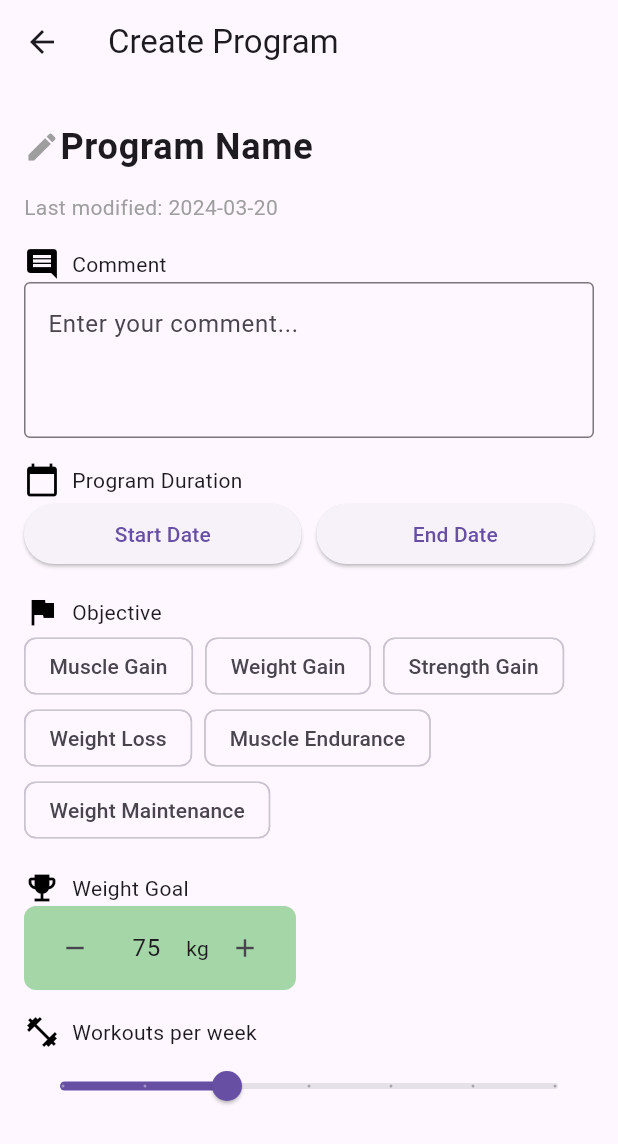
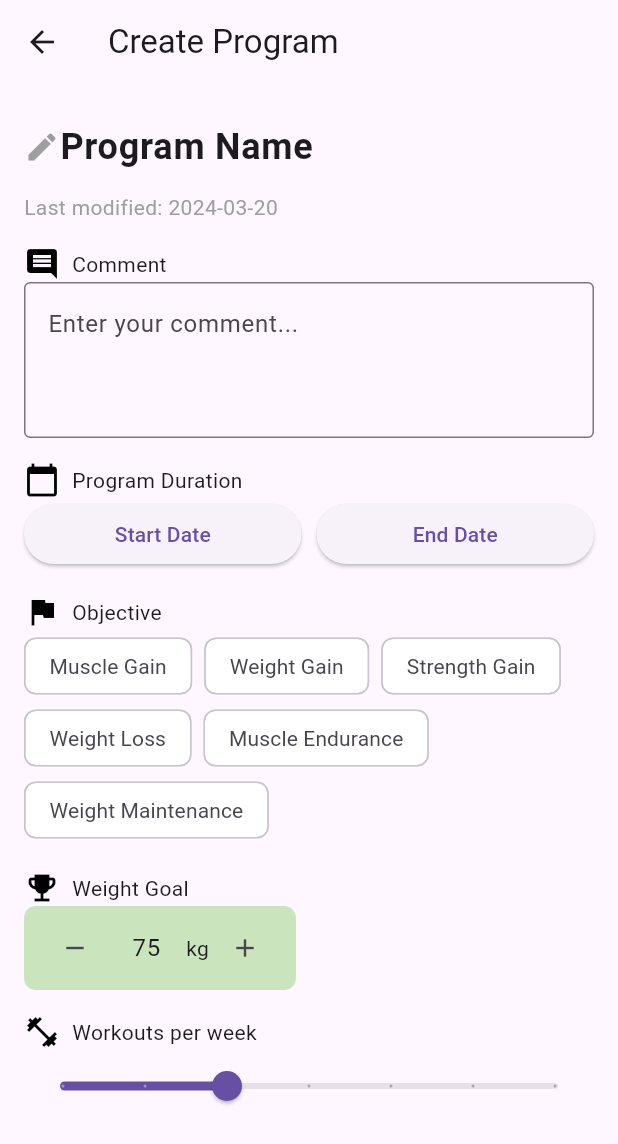
Before and after one commit to remybms/sportin-app, a Flutter app: the CreateProgramPage screen opened directly, on a phone screen of 412 x 824 dp. Shown: the top 1144 px of the screen. Run offline on Flutter 3.47's test engine with Material 3 defaults, Android fonts, the phone set to English and light mode, and no system bars.

Commit message:
✨: added color variable, used it. Modified text fontweight

```diff
--- a/lib/pages/create_program.dart
+++ b/lib/pages/create_program.dart
@@ -1,5 +1,7 @@
 import 'package:flutter/material.dart';
 import 'package:intl/intl.dart';
+
+const Color vertMix = Color(0x99A7D992); // 0x99 = 60% opacity
 
 class CreateProgramPage extends StatefulWidget {
   @override
@@ -150,6 +152,11 @@ class _CreateProgramPageState extends State<CreateProgramPage> {
                   label: Text(objective),
                   selected: isSelected,
                   onSelected: (selected) => _toggleObjective(objective),
+                  selectedColor: vertMix,
+                  backgroundColor: Colors.white,
+                  labelStyle: TextStyle(
+                    fontWeight: isSelected ? FontWeight.bold : FontWeight.normal,
+                  ),
                 );
               }).toList(),
             ),
@@ -165,7 +172,7 @@ class _CreateProgramPageState extends State<CreateProgramPage> {
             ),
             Container(
               decoration: BoxDecoration(
-                color: Colors.green[200],
+                color: vertMix,
                 borderRadius: BorderRadius.circular(8.0),
               ),
               padding: EdgeInsets.symmetric(horizontal: 10.0, vertical: 4.0),
```
